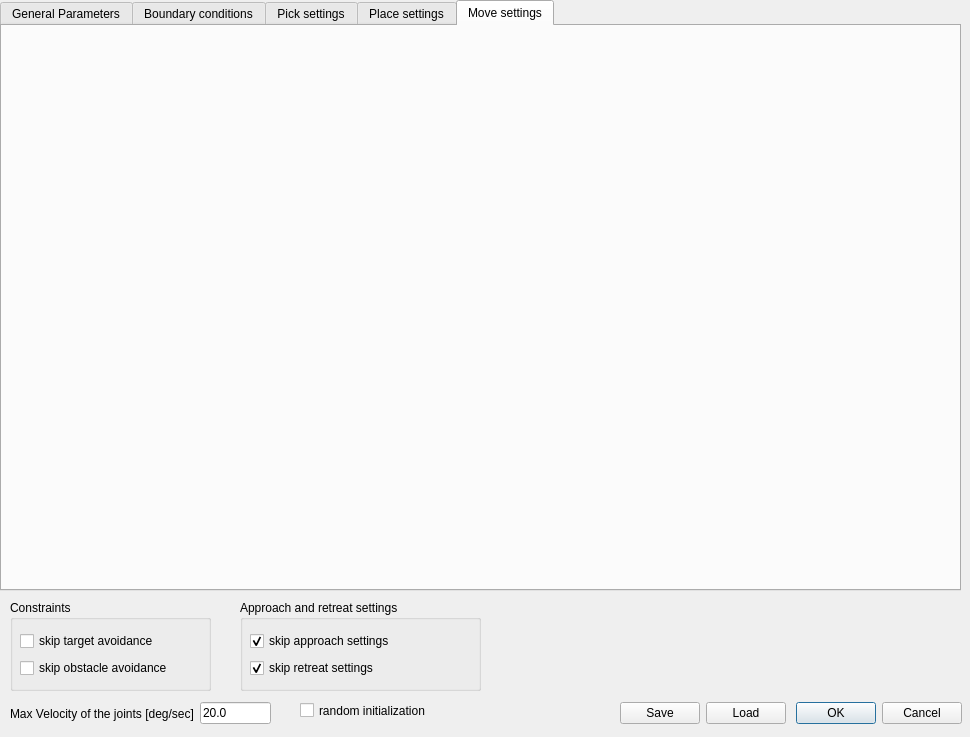
First picture: the form in ui/toldialoghuml.ui, repository zohannn/motion_manager, before the edit.
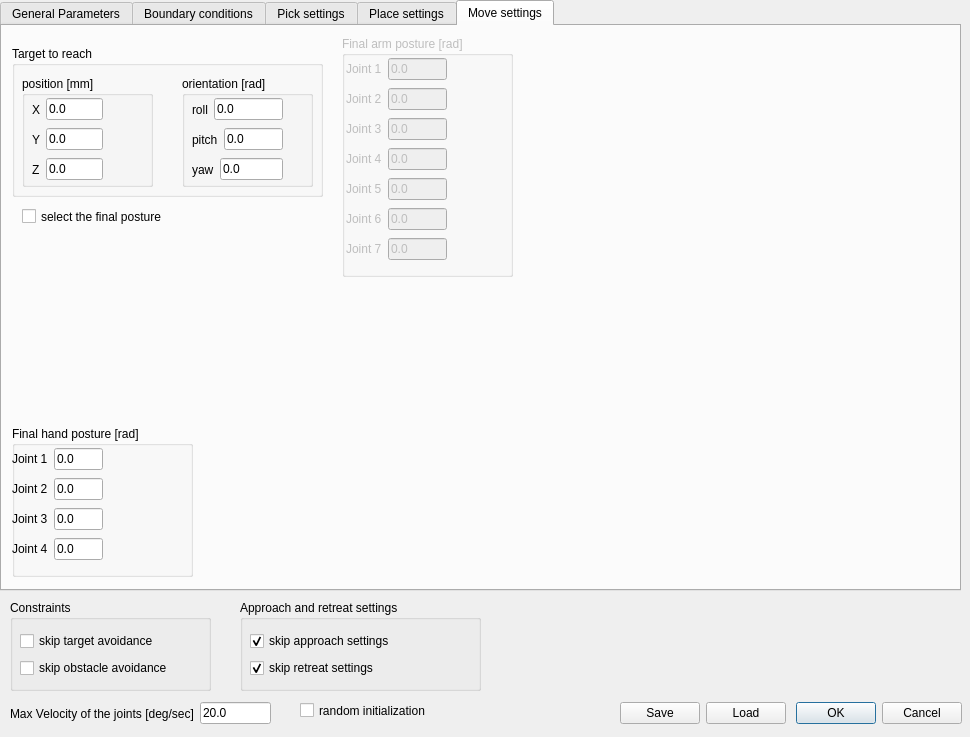
Second picture: the form after the edit. The open tabs and pages were chosen to show the change.

Diff of the .ui file:
```diff
--- a/ui/toldialoghuml.ui
+++ b/ui/toldialoghuml.ui
@@ -2848,6 +2848,465 @@
     <attribute name="title">
      <string>Move settings</string>
     </attribute>
+    <widget class="QGroupBox" name="groupBox_target">
+     <property name="geometry">
+      <rect>
+       <x>10</x>
+       <y>20</y>
+       <width>311</width>
+       <height>151</height>
+      </rect>
+     </property>
+     <property name="title">
+      <string>Target to reach</string>
+     </property>
+     <widget class="QGroupBox" name="groupBox_target_pos">
+      <property name="geometry">
+       <rect>
+        <x>10</x>
+        <y>30</y>
+        <width>131</width>
+        <height>111</height>
+       </rect>
+      </property>
+      <property name="title">
+       <string>position [mm]</string>
+      </property>
+      <widget class="QWidget" name="layoutWidget_20">
+       <property name="geometry">
+        <rect>
+         <x>10</x>
+         <y>50</y>
+         <width>71</width>
+         <height>27</height>
+        </rect>
+       </property>
+       <layout class="QHBoxLayout" name="horizontalLayout_41">
+        <item>
+         <widget class="QLabel" name="label_128">
+          <property name="text">
+           <string>Y</string>
+          </property>
+         </widget>
+        </item>
+        <item>
+         <widget class="QLineEdit" name="lineEdit_target_y">
+          <property name="text">
+           <string>0.0</string>
+          </property>
+         </widget>
+        </item>
+       </layout>
+      </widget>
+      <widget class="QWidget" name="layoutWidget_21">
+       <property name="geometry">
+        <rect>
+         <x>10</x>
+         <y>80</y>
+         <width>71</width>
+         <height>27</height>
+        </rect>
+       </property>
+       <layout class="QHBoxLayout" name="horizontalLayout_42">
+        <item>
+         <widget class="QLabel" name="label_129">
+          <property name="text">
+           <string>Z</string>
+          </property>
+         </widget>
+        </item>
+        <item>
+         <widget class="QLineEdit" name="lineEdit_target_z">
+          <property name="text">
+           <string>0.0</string>
+          </property>
+         </widget>
+        </item>
+       </layout>
+      </widget>
+      <widget class="QWidget" name="layoutWidget_eng_tol_pos_7">
+       <property name="geometry">
+        <rect>
+         <x>10</x>
+         <y>20</y>
+         <width>71</width>
+         <height>27</height>
+        </rect>
+       </property>
+       <layout class="QHBoxLayout" name="horizontalLayout_43">
+        <item>
+         <widget class="QLabel" name="label_130">
+          <property name="text">
+           <string>X</string>
+          </property>
+         </widget>
+        </item>
+        <item>
+         <widget class="QLineEdit" name="lineEdit_target_x">
+          <property name="text">
+           <string>0.0</string>
+          </property>
+         </widget>
+        </item>
+       </layout>
+      </widget>
+     </widget>
+     <widget class="QGroupBox" name="groupBox_target_orientation">
+      <property name="geometry">
+       <rect>
+        <x>170</x>
+        <y>30</y>
+        <width>131</width>
+        <height>111</height>
+       </rect>
+      </property>
+      <property name="title">
+       <string>orientation [rad]</string>
+      </property>
+      <widget class="QWidget" name="layoutWidget_22">
+       <property name="geometry">
+        <rect>
+         <x>10</x>
+         <y>50</y>
+         <width>91</width>
+         <height>27</height>
+        </rect>
+       </property>
+       <layout class="QHBoxLayout" name="horizontalLayout_50">
+        <item>
+         <widget class="QLabel" name="label_138">
+          <property name="text">
+           <string>pitch</string>
+          </property>
+         </widget>
+        </item>
+        <item>
+         <widget class="QLineEdit" name="lineEdit_target_pitch">
+          <property name="text">
+           <string>0.0</string>
+          </property>
+         </widget>
+        </item>
+       </layout>
+      </widget>
+      <widget class="QWidget" name="layoutWidget_23">
+       <property name="geometry">
+        <rect>
+         <x>10</x>
+         <y>80</y>
+         <width>91</width>
+         <height>27</height>
+        </rect>
+       </property>
+       <layout class="QHBoxLayout" name="horizontalLayout_51">
+        <item>
+         <widget class="QLabel" name="label_139">
+          <property name="text">
+           <string>yaw</string>
+          </property>
+         </widget>
+        </item>
+        <item>
+         <widget class="QLineEdit" name="lineEdit_target_yaw">
+          <property name="text">
+           <string>0.0</string>
+          </property>
+         </widget>
+        </item>
+       </layout>
+      </widget>
+      <widget class="QWidget" name="layoutWidget_eng_tol_pos_8">
+       <property name="geometry">
+        <rect>
+         <x>10</x>
+         <y>20</y>
+         <width>91</width>
+         <height>27</height>
+        </rect>
+       </property>
+       <layout class="QHBoxLayout" name="horizontalLayout_52">
+        <item>
+         <widget class="QLabel" name="label_140">
+          <property name="text">
+           <string>roll</string>
+          </property>
+         </widget>
+        </item>
+        <item>
+         <widget class="QLineEdit" name="lineEdit_target_roll">
+          <property name="text">
+           <string>0.0</string>
+          </property>
+         </widget>
+        </item>
+       </layout>
+      </widget>
+     </widget>
+    </widget>
+    <widget class="QGroupBox" name="groupBox_final_arm">
+     <property name="enabled">
+      <bool>false</bool>
+     </property>
+     <property name="geometry">
+      <rect>
+       <x>340</x>
+       <y>10</y>
+       <width>171</width>
+       <height>241</height>
+      </rect>
+     </property>
+     <property name="title">
+      <string>Final arm posture [rad]</string>
+     </property>
+     <widget class="QWidget" name="layoutWidget">
+      <property name="geometry">
+       <rect>
+        <x>4</x>
+        <y>20</y>
+        <width>101</width>
+        <height>213</height>
+       </rect>
+      </property>
+      <layout class="QVBoxLayout" name="verticalLayout_6">
+       <item>
+        <layout class="QHBoxLayout" name="horizontalLayout_46">
+         <item>
+          <widget class="QLabel" name="label_131">
+           <property name="text">
+            <string>Joint 1</string>
+           </property>
+          </widget>
+         </item>
+         <item>
+          <widget class="QLineEdit" name="lineEdit_final_arm_1">
+           <property name="text">
+            <string>0.0</string>
+           </property>
+          </widget>
+         </item>
+        </layout>
+       </item>
+       <item>
+        <layout class="QHBoxLayout" name="horizontalLayout_45">
+         <item>
+          <widget class="QLabel" name="label_132">
+           <property name="text">
+            <string>Joint 2</string>
+           </property>
+          </widget>
+         </item>
+         <item>
+          <widget class="QLineEdit" name="lineEdit_final_arm_2">
+           <property name="text">
+            <string>0.0</string>
+           </property>
+          </widget>
+         </item>
+        </layout>
+       </item>
+       <item>
+        <layout class="QHBoxLayout" name="horizontalLayout_44">
+         <item>
+          <widget class="QLabel" name="label_133">
+           <property name="text">
+            <string>Joint 3</string>
+           </property>
+          </widget>
+         </item>
+         <item>
+          <widget class="QLineEdit" name="lineEdit_final_arm_3">
+           <property name="text">
+            <string>0.0</string>
+           </property>
+          </widget>
+         </item>
+        </layout>
+       </item>
+       <item>
+        <layout class="QHBoxLayout" name="horizontalLayout_28">
+         <item>
+          <widget class="QLabel" name="label_134">
+           <property name="text">
+            <string>Joint 4</string>
+           </property>
+          </widget>
+         </item>
+         <item>
+          <widget class="QLineEdit" name="lineEdit_final_arm_4">
+           <property name="text">
+            <string>0.0</string>
+           </property>
+          </widget>
+         </item>
+        </layout>
+       </item>
+       <item>
+        <layout class="QHBoxLayout" name="horizontalLayout_27">
+         <item>
+          <widget class="QLabel" name="label_135">
+           <property name="text">
+            <string>Joint 5</string>
+           </property>
+          </widget>
+         </item>
+         <item>
+          <widget class="QLineEdit" name="lineEdit_final_arm_5">
+           <property name="text">
+            <string>0.0</string>
+           </property>
+          </widget>
+         </item>
+        </layout>
+       </item>
+       <item>
+        <layout class="QHBoxLayout" name="horizontalLayout_25">
+         <item>
+          <widget class="QLabel" name="label_136">
+           <property name="text">
+            <string>Joint 6</string>
+           </property>
+          </widget>
+         </item>
+         <item>
+          <widget class="QLineEdit" name="lineEdit_final_arm_6">
+           <property name="text">
+            <string>0.0</string>
+           </property>
+          </widget>
+         </item>
+        </layout>
+       </item>
+       <item>
+        <layout class="QHBoxLayout" name="horizontalLayout_19">
+         <item>
+          <widget class="QLabel" name="label_137">
+           <property name="text">
+            <string>Joint 7</string>
+           </property>
+          </widget>
+         </item>
+         <item>
+          <widget class="QLineEdit" name="lineEdit_final_arm_7">
+           <property name="text">
+            <string>0.0</string>
+           </property>
+          </widget>
+         </item>
+        </layout>
+       </item>
+      </layout>
+     </widget>
+    </widget>
+    <widget class="QGroupBox" name="groupBox_final_hand">
+     <property name="geometry">
+      <rect>
+       <x>10</x>
+       <y>400</y>
+       <width>181</width>
+       <height>151</height>
+      </rect>
+     </property>
+     <property name="title">
+      <string>Final hand posture [rad]</string>
+     </property>
+     <widget class="QWidget" name="layoutWidget">
+      <property name="geometry">
+       <rect>
+        <x>0</x>
+        <y>20</y>
+        <width>91</width>
+        <height>120</height>
+       </rect>
+      </property>
+      <layout class="QVBoxLayout" name="verticalLayout_38">
+       <item>
+        <layout class="QHBoxLayout" name="horizontalLayout_49">
+         <item>
+          <widget class="QLabel" name="label_142">
+           <property name="text">
+            <string>Joint 1</string>
+           </property>
+          </widget>
+         </item>
+         <item>
+          <widget class="QLineEdit" name="lineEdit_final_hand_1">
+           <property name="text">
+            <string>0.0</string>
+           </property>
+          </widget>
+         </item>
+        </layout>
+       </item>
+       <item>
+        <layout class="QHBoxLayout" name="horizontalLayout_48">
+         <item>
+          <widget class="QLabel" name="label_143">
+           <property name="text">
+            <string>Joint 2</string>
+           </property>
+          </widget>
+         </item>
+         <item>
+          <widget class="QLineEdit" name="lineEdit_final_hand_2">
+           <property name="text">
+            <string>0.0</string>
+           </property>
+          </widget>
+         </item>
+        </layout>
+       </item>
+       <item>
+        <layout class="QHBoxLayout" name="horizontalLayout_47">
+         <item>
+          <widget class="QLabel" name="label_144">
+           <property name="text">
+            <string>Joint 3</string>
+           </property>
+          </widget>
+         </item>
+         <item>
+          <widget class="QLineEdit" name="lineEdit_final_hand_3">
+           <property name="text">
+            <string>0.0</string>
+           </property>
+          </widget>
+         </item>
+        </layout>
+       </item>
+       <item>
+        <layout class="QHBoxLayout" name="horizontalLayout_26">
+         <item>
+          <widget class="QLabel" name="label_145">
+           <property name="text">
+            <string>Joint 4</string>
+           </property>
+          </widget>
+         </item>
+         <item>
+          <widget class="QLineEdit" name="lineEdit_final_hand_4">
+           <property name="text">
+            <string>0.0</string>
+           </property>
+          </widget>
+         </item>
+        </layout>
+       </item>
+      </layout>
+     </widget>
+    </widget>
+    <widget class="QCheckBox" name="checkBox_sel_final_posture">
+     <property name="geometry">
+      <rect>
+       <x>20</x>
+       <y>180</y>
+       <width>211</width>
+       <height>21</height>
+      </rect>
+     </property>
+     <property name="text">
+      <string>select the final posture</string>
+     </property>
+    </widget>
    </widget>
   </widget>
   <widget class="QGroupBox" name="groupBox_constraints_2">
```
